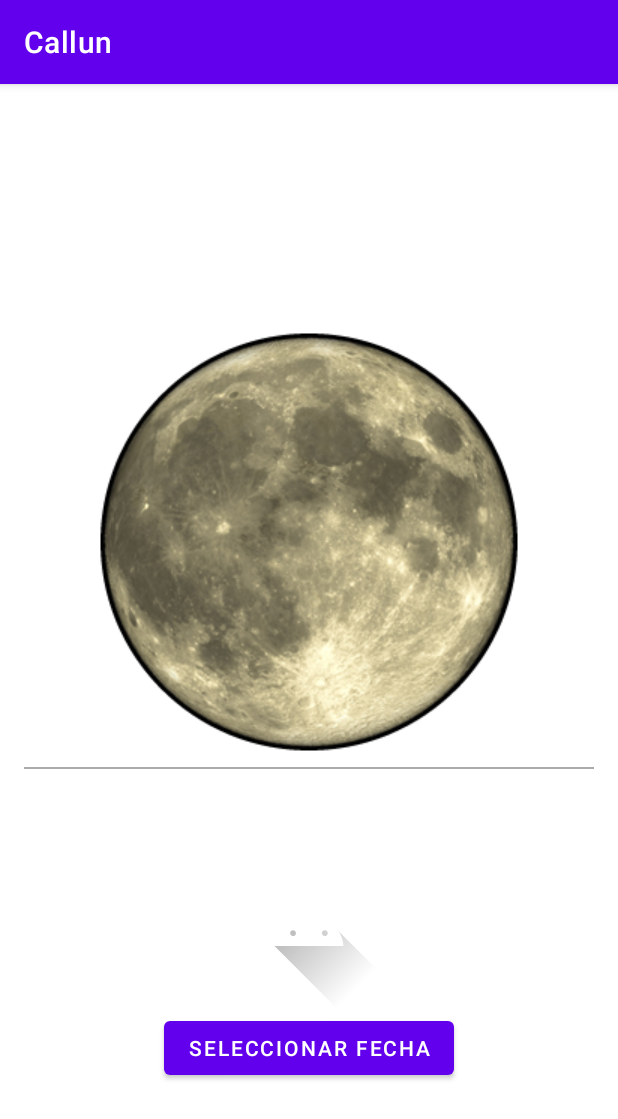
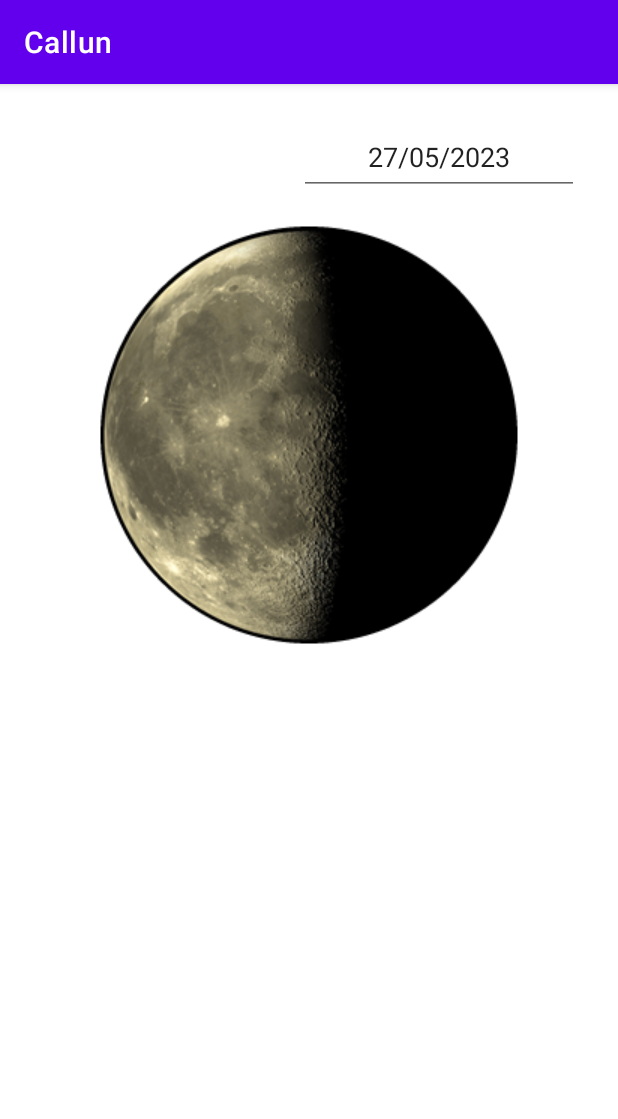
Before and after one commit to pariaslab/callun, an Android app: the screen it shows after launch (MainActivity), on a phone screen of 412 x 824 dp. Shown: the top 1119 px of the screen. Run offline under Robolectric (Android 15) with nearby library versions, the phone set to English and light mode, and no system bars.

Commit message:
Some UI changes

```diff
--- a/app/src/main/AndroidManifest.xml
+++ b/app/src/main/AndroidManifest.xml
@@ -13,7 +13,7 @@
         android:theme="@style/Theme.Callun"
         tools:targetApi="31">
         <activity
-            android:name=".MainActivity"
+            android:name="com.pariaslab.callun.MainActivity"
             android:exported="true">
             <intent-filter>
                 <action android:name="android.intent.action.MAIN" />
--- /dev/null
+++ b/app/src/main/java/com/pariaslab/callun/MainActivity.kt
@@ -0,0 +1,63 @@
+package com.pariaslab.callun
+
+import android.app.DatePickerDialog
+import android.os.Bundle
+import android.widget.EditText
+import android.widget.ImageView
+import android.widget.TextView
+import androidx.appcompat.app.AppCompatActivity
+import com.example.callun.R
+import java.text.SimpleDateFormat
+import java.util.*
+
+
+class MainActivity : AppCompatActivity() {
+    override fun onCreate(savedInstanceState: Bundle?) {
+        super.onCreate(savedInstanceState)
+        setContentView(R.layout.activity_main)
+
+        //resources
+        val moonPhaseIcon = findViewById<ImageView>(R.id.moonIcon)
+        val moonPhaseTxt = findViewById<TextView>(R.id.moonPhaseTxt)
+
+        val currentCalendar = Calendar.getInstance()
+        var selectedDate = currentCalendar
+
+        val selectDateEditText = findViewById<EditText>(R.id.selectDateEditText)
+
+        // VER: reutilizar
+        selectDateEditText.setText(getSelectedDateTxt(selectedDate))
+        moonPhaseIcon.setImageResource(getMoonLapseIcon(selectedDate))
+        moonPhaseTxt.text = String.format("%.0f %% del ciclo desde luna nueva", getMoonLapse(selectedDate) *100.0)
+
+        selectDateEditText.setOnClickListener {
+            val calendar = Calendar.getInstance()
+            val year = calendar.get(Calendar.YEAR)
+            val month = calendar.get(Calendar.MONTH)
+            val day = calendar.get(Calendar.DAY_OF_MONTH)
+
+            val datePickerDialog = DatePickerDialog(
+                this,
+                { _, year, month, dayOfMonth ->
+                    val selectedCalendar = Calendar.getInstance()
+                    selectedCalendar.set(year, month, dayOfMonth)
+                    selectedDate = selectedCalendar
+
+                    // VER: reutilizar
+                    moonPhaseTxt.text = String.format("%.0f %% del ciclo desde luna nueva", getMoonLapse(selectedDate) *100.0)
+                    selectDateEditText.setText(getSelectedDateTxt(selectedDate))
+                    moonPhaseIcon.setImageResource(getMoonLapseIcon(selectedDate))
+                },
+                year,
+                month,
+                day
+            )
+            datePickerDialog.show()
+        }
+    }
+}
+
+private fun getSelectedDateTxt(date: Calendar): String {
+    val formatter = SimpleDateFormat("dd/MM/yyyy", Locale.getDefault())
+    return formatter.format(date.time)
+}
--- /dev/null
+++ b/app/src/main/java/com/pariaslab/callun/MoonPhases.kt
@@ -0,0 +1,47 @@
+package com.pariaslab.callun
+
+import com.example.callun.R
+import java.time.LocalDate
+import java.time.ZoneId
+import java.time.temporal.ChronoUnit
+import java.util.Calendar
+import kotlin.math.roundToInt
+
+fun getMoonLapse(date: LocalDate): Double {
+    // New moon base
+    val baseDate = LocalDate.of(2000, 1, 6)
+    val daysSinceBase = ChronoUnit.DAYS.between(baseDate, date)
+    val synodicCicle = 29.53058867 // Average days of a synodic cicle
+    val phase = (daysSinceBase % synodicCicle) / synodicCicle
+    return phase
+}
+
+fun getMoonLapse(date: Calendar): Double {
+    val localDate = date.toInstant().atZone(ZoneId.systemDefault()).toLocalDate()
+    return getMoonLapse(localDate)
+}
+
+fun getMoonLapseIcon(date: Calendar): Int {
+    val phase = getMoonLapse(date)
+    val phaseInt = (phase * 15.0).roundToInt()
+    val drawableId = when (phaseInt) {
+        0 -> R.drawable.moon0
+        1 -> R.drawable.moon1
+        2 -> R.drawable.moon2
+        3 -> R.drawable.moon3
+        4 -> R.drawable.moon4
+        5 -> R.drawable.moon5
+        6 -> R.drawable.moon6
+        7 -> R.drawable.moon7
+        8 -> R.drawable.moon8
+        9 -> R.drawable.moon9
+        10 -> R.drawable.moon10
+        11 -> R.drawable.moon11
+        12 -> R.drawable.moon12
+        13 -> R.drawable.moon13
+        14 -> R.drawable.moon14
+        15 -> R.drawable.moon15
+        else -> R.drawable.ic_launcher_foreground
+    }
+    return drawableId
+}
--- a/app/src/main/res/layout/activity_main.xml
+++ b/app/src/main/res/layout/activity_main.xml
@@ -5,73 +5,55 @@
     android:layout_width="match_parent"
     android:layout_height="match_parent"
     android:orientation="vertical"
-    android:gravity="center"
+    android:gravity="top|center_horizontal"
     android:padding="16dp"
-    tools:context=".MainActivity">
+    tools:context="com.pariaslab.callun.MainActivity">
+
+    <LinearLayout
+        android:id="@+id/dyn_layout"
+        android:layout_width="fill_parent"
+        android:layout_height="wrap_content"
+        android:orientation="horizontal"
+        android:padding="10dip" >
+
 
         <TextView
-        android:text="Hoy"
+            android:text="Fase lunar al día: "
             android:layout_width="wrap_content"
             android:layout_height="wrap_content"
             android:textSize="22sp"
             android:textColor="@android:color/white"
             android:textStyle="bold" />
 
+        <EditText
+            android:id="@+id/selectDateEditText"
+            android:layout_width="match_parent"
+            android:layout_height="wrap_content"
+            android:autofillHints="Fecha"
+            android:clickable="true"
+            android:focusable="false"
+            android:gravity="top|center_horizontal"
+            android:hint="Seleccionar fecha"
+            android:minHeight="48dp" />
+
+
+    </LinearLayout>
+
+
+    <ImageView
+        android:id="@+id/moonIcon"
+        android:layout_width="wrap_content"
+        android:layout_height="wrap_content"
+        android:src="@drawable/ic_launcher_foreground"
+        android:layout_gravity="center_horizontal"
+        android:contentDescription="Moon phase" />
+
     <TextView
-        android:id="@+id/tvFaseLunar"
+        android:id="@+id/moonPhaseTxt"
         android:layout_width="wrap_content"
         android:layout_height="wrap_content"
         android:textSize="18sp"
         android:textColor="@android:color/white"
         android:textStyle="bold" />
 
-    <ImageView
-        android:id="@+id/actualLunarImg"
-        android:layout_width="wrap_content"
-        android:layout_height="wrap_content"
-        android:src="@drawable/ffm"
-        app:layout_constraintTop_toTopOf="parent"
-        app:layout_constraintStart_toStartOf="parent"
-        app:layout_constraintEnd_toEndOf="parent"
-        app:layout_constraintBottom_toBottomOf="parent"
-        android:contentDescription="TODO" />
-
-    <View
-        android:layout_width="match_parent"
-        android:layout_height="1dp"
-        android:background="@android:color/darker_gray"/>
-
-    <TextView
-        android:text="A la fecha seleccionada"
-        android:layout_width="wrap_content"
-        android:layout_height="wrap_content"
-        android:textSize="22sp"
-        android:textColor="@android:color/white"
-        android:textStyle="bold" />
-
-    <TextView
-        android:id="@+id/histFaseLunar"
-        android:layout_width="wrap_content"
-        android:layout_height="wrap_content"
-        android:textSize="18sp"
-        android:textColor="@android:color/white"
-        android:textStyle="bold" />
-
-    <ImageView
-        android:id="@+id/histLunarImg"
-        android:layout_width="wrap_content"
-        android:layout_height="wrap_content"
-        android:src="@drawable/ic_launcher_foreground"
-        app:layout_constraintTop_toTopOf="parent"
-        app:layout_constraintStart_toStartOf="parent"
-        app:layout_constraintEnd_toEndOf="parent"
-        app:layout_constraintBottom_toBottomOf="parent"
-        android:contentDescription="TODO" />
-
-    <Button
-        android:id="@+id/selectDateButton"
-        android:layout_width="wrap_content"
-        android:layout_height="wrap_content"
-        android:text="Seleccionar Fecha"
-        />
 </LinearLayout>
```
Also changed, not shown: app/src/main/java/com/example/callun/MainActivity.kt (deleted, +0 -132 lines), 4 other files. Lines whose indentation alone changed are shown as unchanged.
